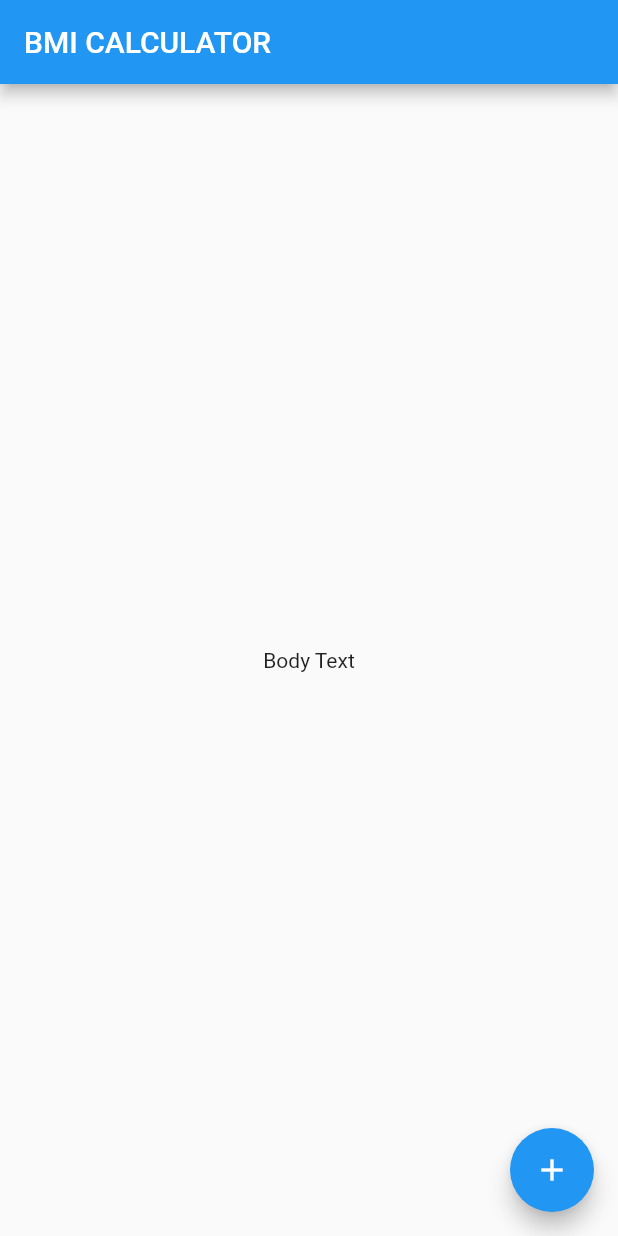
After one commit to andriyklyuka/learning-flutter, a Flutter app: the InputPage screen opened directly, on a phone screen of 412 x 824 dp. The commit adds this screen. Run offline on Flutter 3.47's test engine with Material 2 defaults, Android fonts, the phone set to English and light mode, and no system bars.

Commit message:
completing quizzler, starting bmi-calculator

```diff
--- /dev/null
+++ b/bmi-calculator-flutter/lib/main.dart
@@ -0,0 +1,34 @@
+import 'package:flutter/material.dart';
+
+void main() => runApp(BMICalculator());
+
+class BMICalculator extends StatelessWidget {
+  @override
+  Widget build(BuildContext context) {
+    return MaterialApp(
+      home: InputPage(),
+    );
+  }
+}
+
+class InputPage extends StatefulWidget {
+  @override
+  _InputPageState createState() => _InputPageState();
+}
+
+class _InputPageState extends State<InputPage> {
+  @override
+  Widget build(BuildContext context) {
+    return Scaffold(
+      appBar: AppBar(
+        title: Text('BMI CALCULATOR'),
+      ),
+      body: Center(
+        child: Text('Body Text'),
+      ),
+      floatingActionButton: FloatingActionButton(
+        child: Icon(Icons.add),
+      ),
+    );
+  }
+}
--- /dev/null
+++ b/quizzler-flutter/lib/question.dart
@@ -0,0 +1,5 @@
+class QuestionAnswer {
+  final String question;
+  final bool answer;
+  const QuestionAnswer(this.question, this.answer);
+}
```
Also changed, not shown: bmi-calculator-flutter/pubspec.yaml (added, +20 -0 lines), quizzler-flutter/lib/main.dart (+14 -15 lines), quizzler-flutter/lib/quiz_brain.dart (added, +67 -0 lines), 53 other files.
